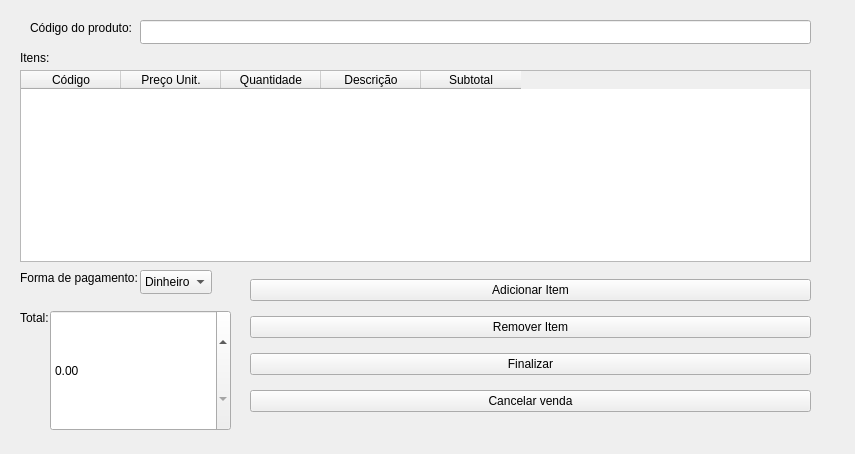
This is erp-projeto/vendawindow.ui in jaques-lo/erp-projeto as Qt 5 draws it before an edit. The edited form follows.
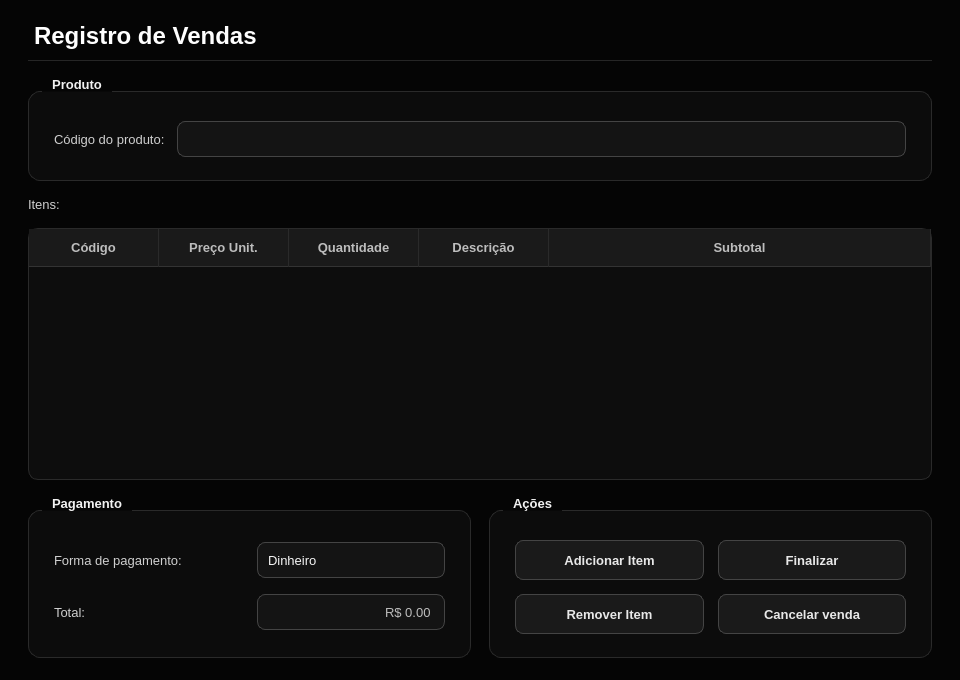
This is the edited form.

Commit message:
Atualiza fontes do projeto ERP (telas e login, Tela de Sobra) e adiciona logoBG
Arquivos de importância para alterar e rodar na máquina: código (cpp/h/pro), telas (ui), recursos (qrc) e imagem da logoBG.

What changed in the file:
```diff
--- a/erp-projeto/vendawindow.ui
+++ b/erp-projeto/vendawindow.ui
@@ -6,190 +6,994 @@
    <rect>
     <x>0</x>
     <y>0</y>
-    <width>855</width>
-    <height>454</height>
+    <width>960</width>
+    <height>680</height>
    </rect>
   </property>
+  <property name="minimumSize">
+   <size>
+    <width>768</width>
+    <height>544</height>
+   </size>
+  </property>
   <property name="windowTitle">
    <string>Form</string>
   </property>
-  <widget class="QLabel" name="label">
-   <property name="geometry">
-    <rect>
-     <x>30</x>
-     <y>20</y>
-     <width>111</width>
-     <height>16</height>
-    </rect>
+  <property name="palette">
+   <palette>
+    <active>
+     <colorrole role="WindowText">
+      <brush brushstyle="SolidPattern">
+       <color alpha="255">
+        <red>232</red>
+        <green>232</green>
+        <blue>232</blue>
+       </color>
+      </brush>
+     </colorrole>
+     <colorrole role="Button">
+      <brush brushstyle="SolidPattern">
+       <color alpha="255">
+        <red>26</red>
+        <green>26</green>
+        <blue>26</blue>
+       </color>
+      </brush>
+     </colorrole>
+     <colorrole role="Text">
+      <brush brushstyle="SolidPattern">
+       <color alpha="255">
+        <red>245</red>
+        <green>245</green>
+        <blue>245</blue>
+       </color>
+      </brush>
+     </colorrole>
+     <colorrole role="ButtonText">
+      <brush brushstyle="SolidPattern">
+       <color alpha="255">
+        <red>232</red>
+        <green>232</green>
+        <blue>232</blue>
+       </color>
+      </brush>
+     </colorrole>
+     <colorrole role="Base">
+      <brush brushstyle="SolidPattern">
+       <color alpha="255">
+        <red>20</red>
+        <green>20</green>
+        <blue>20</blue>
+       </color>
+      </brush>
+     </colorrole>
+     <colorrole role="AlternateBase">
+      <brush brushstyle="SolidPattern">
+       <color alpha="255">
+        <red>19</red>
+        <green>19</green>
+        <blue>19</blue>
+       </color>
+      </brush>
+     </colorrole>
+     <colorrole role="Window">
+      <brush brushstyle="SolidPattern">
+       <color alpha="255">
+        <red>5</red>
+        <green>5</green>
+        <blue>5</blue>
+       </color>
+      </brush>
+     </colorrole>
+     <colorrole role="Highlight">
+      <brush brushstyle="SolidPattern">
+       <color alpha="255">
+        <red>119</red>
+        <green>119</green>
+        <blue>119</blue>
+       </color>
+      </brush>
+     </colorrole>
+     <colorrole role="HighlightedText">
+      <brush brushstyle="SolidPattern">
+       <color alpha="255">
+        <red>255</red>
+        <green>255</green>
+        <blue>255</blue>
+       </color>
+      </brush>
+     </colorrole>
+     <colorrole role="PlaceholderText">
+      <brush brushstyle="SolidPattern">
+       <color alpha="255">
+        <red>119</red>
+        <green>119</green>
+        <blue>119</blue>
+       </color>
+      </brush>
+     </colorrole>
+    </active>
+    <inactive>
+     <colorrole role="WindowText">
+      <brush brushstyle="SolidPattern">
+       <color alpha="255">
+        <red>232</red>
+        <green>232</green>
+        <blue>232</blue>
+       </color>
+      </brush>
+     </colorrole>
+     <colorrole role="Button">
+      <brush brushstyle="SolidPattern">
+       <color alpha="255">
+        <red>26</red>
+        <green>26</green>
+        <blue>26</blue>
+       </color>
+      </brush>
+     </colorrole>
+     <colorrole role="Text">
+      <brush brushstyle="SolidPattern">
+       <color alpha="255">
+        <red>245</red>
+        <green>245</green>
+        <blue>245</blue>
+       </color>
+      </brush>
+     </colorrole>
+     <colorrole role="ButtonText">
+      <brush brushstyle="SolidPattern">
+       <color alpha="255">
+        <red>232</red>
+        <green>232</green>
+        <blue>232</blue>
+       </color>
+      </brush>
+     </colorrole>
+     <colorrole role="Base">
+      <brush brushstyle="SolidPattern">
+       <color alpha="255">
+        <red>20</red>
+        <green>20</green>
+        <blue>20</blue>
+       </color>
+      </brush>
+     </colorrole>
+     <colorrole role="AlternateBase">
+      <brush brushstyle="SolidPattern">
+       <color alpha="255">
+        <red>19</red>
+        <green>19</green>
+        <blue>19</blue>
+       </color>
+      </brush>
+     </colorrole>
+     <colorrole role="Window">
+      <brush brushstyle="SolidPattern">
+       <color alpha="255">
+        <red>5</red>
+        <green>5</green>
+        <blue>5</blue>
+       </color>
+      </brush>
+     </colorrole>
+     <colorrole role="Highlight">
+      <brush brushstyle="SolidPattern">
+       <color alpha="255">
+        <red>119</red>
+        <green>119</green>
+        <blue>119</blue>
+       </color>
+      </brush>
+     </colorrole>
+     <colorrole role="HighlightedText">
+      <brush brushstyle="SolidPattern">
+       <color alpha="255">
+        <red>255</red>
+        <green>255</green>
+        <blue>255</blue>
+       </color>
+      </brush>
+     </colorrole>
+     <colorrole role="PlaceholderText">
+      <brush brushstyle="SolidPattern">
+       <color alpha="255">
+        <red>119</red>
+        <green>119</green>
+        <blue>119</blue>
+       </color>
+      </brush>
+     </colorrole>
+    </inactive>
+    <disabled>
+     <colorrole role="WindowText">
+      <brush brushstyle="SolidPattern">
+       <color alpha="255">
+        <red>102</red>
+        <green>102</green>
+        <blue>102</blue>
+       </color>
+      </brush>
+     </colorrole>
+     <colorrole role="Button">
+      <brush brushstyle="SolidPattern">
+       <color alpha="255">
+        <red>26</red>
+        <green>26</green>
+        <blue>26</blue>
+       </color>
+      </brush>
+     </colorrole>
+     <colorrole role="Text">
+      <brush brushstyle="SolidPattern">
+       <color alpha="255">
+        <red>102</red>
+        <green>102</green>
+        <blue>102</blue>
+       </color>
+      </brush>
+     </colorrole>
+     <colorrole role="ButtonText">
+      <brush brushstyle="SolidPattern">
+       <color alpha="255">
+        <red>102</red>
+        <green>102</green>
+        <blue>102</blue>
+       </color>
+      </brush>
+     </colorrole>
+     <colorrole role="Base">
+      <brush brushstyle="SolidPattern">
+       <color alpha="255">
+        <red>20</red>
+        <green>20</green>
+        <blue>20</blue>
+       </color>
+      </brush>
+     </colorrole>
+     <colorrole role="AlternateBase">
+      <brush brushstyle="SolidPattern">
+       <color alpha="255">
+        <red>19</red>
+        <green>19</green>
+        <blue>19</blue>
+       </color>
+      </brush>
+     </colorrole>
+     <colorrole role="Window">
+      <brush brushstyle="SolidPattern">
+       <color alpha="255">
+        <red>5</red>
+        <green>5</green>
+        <blue>5</blue>
+       </color>
+      </brush>
+     </colorrole>
+     <colorrole role="Highlight">
+      <brush brushstyle="SolidPattern">
+       <color alpha="255">
+        <red>119</red>
+        <green>119</green>
+        <blue>119</blue>
+       </color>
+      </brush>
+     </colorrole>
+     <colorrole role="HighlightedText">
+      <brush brushstyle="SolidPattern">
+       <color alpha="255">
+        <red>255</red>
+        <green>255</green>
+        <blue>255</blue>
+       </color>
+      </brush>
+     </colorrole>
+     <colorrole role="PlaceholderText">
+      <brush brushstyle="SolidPattern">
+       <color alpha="255">
+        <red>119</red>
+        <green>119</green>
+        <blue>119</blue>
+       </color>
+      </brush>
+     </colorrole>
+    </disabled>
+   </palette>
+  </property>
+  <property name="styleSheet">
+   <string notr="true">#VendaWindow {
+    background-color: #050505;
+}
+
+QWidget {
+    font-family: "Segoe UI", "DejaVu Sans", "Noto Sans", sans-serif;
+    font-size: 10pt;
+}
+
+/* ---------- Textos ---------- */
+QLabel {
+    color: #cfcfcf;
+    background: transparent;
+    font-weight: normal;
+}
+
+QLabel#lblTitulo {
+    color: #ffffff;
+    font-size: 18pt;
+    font-weight: bold;
+    padding-bottom: 10px;
+    border-bottom: 1px solid #262626;
+}
+
+QLabel[role="section"] {
+    color: #ffffff;
+    font-size: 11pt;
+    font-weight: bold;
+}
+
+QLabel[role="hint"] {
+    color: #777777;
+    font-size: 9pt;
+}
+
+QLabel[role="value"] {
+    color: #ffffff;
+    font-weight: bold;
+}
+
+QToolTip {
+    background-color: #1a1a1a;
+    color: #f5f5f5;
+    border: 1px solid #444444;
+    padding: 4px 8px;
+}
+
+/* ---------- Cartões / grupos ---------- */
+QGroupBox {
+    background-color: #0c0c0c;
+    border: 1px solid #2a2a2a;
+    border-radius: 12px;
+    margin-top: 14px;
+    padding: 20px 16px 14px 16px;
+    color: #f2f2f2;
+    font-weight: bold;
+}
+
+QGroupBox::title {
+    subcontrol-origin: margin;
+    subcontrol-position: top left;
+    left: 14px;
+    padding: 0 8px;
+    color: #f2f2f2;
+}
+
+QFrame[variant="card"] {
+    background-color: #0c0c0c;
+    border: 1px solid #2a2a2a;
+    border-radius: 12px;
+}
+
+QFrame#lineSep {
+    background-color: #2a2a2a;
+    border: none;
+}
+
+/* ---------- Campos de entrada ---------- */
+QLineEdit,
+QComboBox,
+QAbstractSpinBox,
+QDateEdit,
+QDateTimeEdit {
+    background-color: #141414;
+    color: #f5f5f5;
+    border: 1px solid #444444;
+    border-radius: 8px;
+    padding: 6px 10px;
+    min-height: 22px;
+    selection-background-color: #777777;
+    selection-color: #ffffff;
+    font-weight: normal;
+}
+
+QLineEdit:hover,
+QComboBox:hover,
+QAbstractSpinBox:hover,
+QDateEdit:hover,
+QDateTimeEdit:hover {
+    border: 1px solid #666666;
+}
+
+QLineEdit:focus,
+QComboBox:focus,
+QAbstractSpinBox:focus,
+QDateEdit:focus,
+QDateTimeEdit:focus {
+    border: 1px solid #d8d8d8;
+    background-color: #181818;
+}
+
+QLineEdit:read-only,
+QAbstractSpinBox:read-only {
+    color: #bdbdbd;
+}
+
+QLineEdit:disabled,
+QComboBox:disabled,
+QAbstractSpinBox:disabled,
+QDateEdit:disabled,
+QDateTimeEdit:disabled {
+    background-color: #0e0e0e;
+    color: #666666;
+    border: 1px solid #2a2a2a;
+}
+
+/* Campo de total (somente leitura, em destaque) */
+QDoubleSpinBox[variant="total"] {
+    font-size: 20pt;
+    font-weight: bold;
+    color: #ffffff;
+    background-color: #0a0a0a;
+    border: 1px solid #333333;
+    padding: 8px 14px;
+    min-height: 36px;
+}
+
+/* ---------- ComboBox / Data ---------- */
+QComboBox {
+    padding-right: 30px;
+}
+
+QComboBox::drop-down,
+QDateEdit::drop-down,
+QDateTimeEdit::drop-down {
+    subcontrol-origin: padding;
+    subcontrol-position: center right;
+    width: 28px;
+    border: none;
+    background: transparent;
+}
+
+QComboBox::down-arrow,
+QDateEdit::down-arrow,
+QDateTimeEdit::down-arrow {
+    image: none;
+    width: 0px;
+    height: 0px;
+    border-left: 5px solid transparent;
+    border-right: 5px solid transparent;
+    border-top: 6px solid #bdbdbd;
+    margin-right: 8px;
+}
+
+QComboBox QAbstractItemView {
+    background-color: #141414;
+    color: #f5f5f5;
+    border: 1px solid #444444;
+    selection-background-color: #2e2e2e;
+    selection-color: #ffffff;
+    outline: 0;
+}
+
+/* ---------- SpinBox com botões ---------- */
+QSpinBox {
+    padding-right: 26px;
+}
+
+QSpinBox::up-button {
+    subcontrol-origin: border;
+    subcontrol-position: top right;
+    width: 22px;
+    border: none;
+    background: transparent;
+}
+
+QSpinBox::down-button {
+    subcontrol-origin: border;
+    subcontrol-position: bottom right;
+    width: 22px;
+    border: none;
+    background: transparent;
+}
+
+QSpinBox::up-arrow {
+    image: none;
+    width: 0px;
+    height: 0px;
+    border-left: 4px solid transparent;
+    border-right: 4px solid transparent;
+    border-bottom: 5px solid #bdbdbd;
+}
+
+QSpinBox::down-arrow {
+    image: none;
+    width: 0px;
+    height: 0px;
+    border-left: 4px solid transparent;
+    border-right: 4px solid transparent;
+    border-top: 5px solid #bdbdbd;
+}
+
+/* ---------- Calendário (popup do QDateEdit) ---------- */
+QCalendarWidget QWidget {
+    background-color: #141414;
+    color: #f5f5f5;
+}
+
+QCalendarWidget QToolButton {
+    background-color: transparent;
+    color: #f5f5f5;
+    border: none;
+    padding: 4px 8px;
+}
+
+QCalendarWidget QAbstractItemView:enabled {
+    background-color: #0d0d0d;
+    color: #f5f5f5;
+    selection-background-color: #f2f2f2;
+    selection-color: #080808;
+}
+
+QCalendarWidget QAbstractItemView:disabled {
+    color: #555555;
+}
+
+/* ---------- CheckBox ---------- */
+QCheckBox {
+    color: #e8e8e8;
+    background: transparent;
+    spacing: 10px;
+    font-weight: normal;
+}
+
+QCheckBox::indicator {
+    width: 18px;
+    height: 18px;
+    border: 1px solid #555555;
+    border-radius: 5px;
+    background-color: #141414;
+}
+
+QCheckBox::indicator:hover {
+    border: 1px solid #999999;
+}
+
+QCheckBox::indicator:checked {
+    background-color: #f2f2f2;
+    border: 1px solid #f2f2f2;
+}
+
+/* ---------- Botões ---------- */
+QPushButton {
+    background-color: #1a1a1a;
+    color: #e8e8e8;
+    border: 1px solid #444444;
+    border-radius: 8px;
+    padding: 8px 22px;
+    min-height: 22px;
+    min-width: 92px;
+    font-weight: bold;
+}
+
+QPushButton:hover {
+    background-color: #262626;
+    border: 1px solid #666666;
+    color: #ffffff;
+}
+
+QPushButton:pressed {
+    background-color: #333333;
+}
+
+QPushButton:disabled {
+    background-color: #111111;
+    color: #555555;
+    border: 1px solid #2a2a2a;
+}
+
+QPushButton[variant="primary"] {
+    background-color: #f2f2f2;
+    color: #080808;
+    border: 1px solid #f2f2f2;
+}
+
+QPushButton[variant="primary"]:hover {
+    background-color: #d2d2d2;
+    border: 1px solid #d2d2d2;
+    color: #080808;
+}
+
+QPushButton[variant="primary"]:pressed {
+    background-color: #aaaaaa;
+    border: 1px solid #aaaaaa;
+}
+
+QPushButton[variant="danger"] {
+    background-color: transparent;
+    color: #ff9494;
+    border: 1px solid #6b2f2f;
+}
+
+QPushButton[variant="danger"]:hover {
+    background-color: #2a1212;
+    color: #ffb4b4;
+    border: 1px solid #a04444;
+}
+
+QPushButton[variant="danger"]:pressed {
+    background-color: #3a1818;
+}
+
+QPushButton[variant="ghost"] {
+    background-color: transparent;
+    color: #bdbdbd;
+    border: 1px solid #333333;
+}
+
+QPushButton[variant="ghost"]:hover {
+    background-color: #1a1a1a;
+    color: #ffffff;
+    border: 1px solid #666666;
+}
+
+/* ---------- Tabelas ---------- */
+QTableWidget,
+QTableView {
+    background-color: #0d0d0d;
+    alternate-background-color: #131313;
+    color: #e8e8e8;
+    gridline-color: #232323;
+    border: 1px solid #2a2a2a;
+    border-radius: 10px;
+    selection-background-color: #2f2f2f;
+    selection-color: #ffffff;
+    outline: 0;
+}
+
+QTableWidget::item,
+QTableView::item {
+    padding: 4px 8px;
+    border: none;
+}
+
+QHeaderView {
+    background-color: transparent;
+}
+
+QHeaderView::section {
+    background-color: #1a1a1a;
+    color: #bdbdbd;
+    padding: 9px 10px;
+    border: none;
+    border-right: 1px solid #2a2a2a;
+    border-bottom: 1px solid #333333;
+    font-weight: bold;
+}
+
+QTableCornerButton::section {
+    background-color: #1a1a1a;
+    border: none;
+}
+
+/* ---------- Barras de rolagem ---------- */
+QScrollBar:vertical {
+    background: transparent;
+    width: 10px;
+    margin: 2px;
+}
+
+QScrollBar::handle:vertical {
+    background: #3a3a3a;
+    border-radius: 3px;
+    min-height: 28px;
+}
+
+QScrollBar::handle:vertical:hover {
+    background: #5a5a5a;
+}
+
+QScrollBar:horizontal {
+    background: transparent;
+    height: 10px;
+    margin: 2px;
+}
+
+QScrollBar::handle:horizontal {
+    background: #3a3a3a;
+    border-radius: 3px;
+    min-width: 28px;
+}
+
+QScrollBar::handle:horizontal:hover {
+    background: #5a5a5a;
+}
+
+QScrollBar::add-line,
+QScrollBar::sub-line {
+    width: 0px;
+    height: 0px;
+}
+
+QScrollBar::add-page,
+QScrollBar::sub-page {
+    background: transparent;
+}
+
+/* ---------- Caixas de diálogo abertas a partir da tela ---------- */
+QMessageBox,
+QDialog {
+    background-color: #0d0d0d;
+}
+
+QMessageBox QLabel {
+    color: #f0f0f0;
+}</string>
+  </property>
+  <layout class="QVBoxLayout" name="rootLayout">
+   <property name="spacing">
+    <number>16</number>
    </property>
-   <property name="text">
-    <string>Código do produto:</string>
+   <property name="leftMargin">
+    <number>28</number>
    </property>
-  </widget>
-  <widget class="QLineEdit" name="lineEdit">
-   <property name="geometry">
-    <rect>
-     <x>140</x>
-     <y>20</y>
-     <width>671</width>
-     <height>24</height>
-    </rect>
+   <property name="topMargin">
+    <number>22</number>
    </property>
-  </widget>
-  <widget class="QTableWidget" name="tableWidget">
-   <property name="geometry">
-    <rect>
-     <x>20</x>
-     <y>70</y>
-     <width>791</width>
-     <height>192</height>
-    </rect>
+   <property name="rightMargin">
+    <number>28</number>
    </property>
-   <column>
-    <property name="text">
-     <string>Código</string>
-    </property>
-   </column>
-   <column>
-    <property name="text">
-     <string>Preço Unit.</string>
-    </property>
-   </column>
-   <column>
-    <property name="text">
-     <string>Quantidade</string>
-    </property>
-   </column>
-   <column>
-    <property name="text">
-     <string>Descrição</string>
-    </property>
-   </column>
-   <column>
-    <property name="text">
-     <string>Subtotal</string>
-    </property>
-   </column>
-  </widget>
-  <widget class="QLabel" name="label_2">
-   <property name="geometry">
-    <rect>
-     <x>20</x>
-     <y>50</y>
-     <width>49</width>
-     <height>16</height>
-    </rect>
+   <property name="bottomMargin">
+    <number>22</number>
    </property>
-   <property name="text">
-    <string>Itens:</string>
-   </property>
-  </widget>
-  <widget class="QComboBox" name="comboBox">
-   <property name="geometry">
-    <rect>
-     <x>140</x>
-     <y>270</y>
-     <width>72</width>
-     <height>24</height>
-    </rect>
-   </property>
    <item>
-    <property name="text">
-     <string>Dinheiro</string>
-    </property>
+    <widget class="QLabel" name="lblTitulo">
+     <property name="text">
+      <string>Registro de Vendas</string>
+     </property>
+    </widget>
    </item>
    <item>
-    <property name="text">
-     <string>Crédito</string>
-    </property>
+    <widget class="QGroupBox" name="grpProduto">
+     <property name="title">
+      <string>Produto</string>
+     </property>
+     <layout class="QHBoxLayout" name="lay_1">
+      <property name="spacing">
+       <number>12</number>
+      </property>
+      <item>
+       <widget class="QLabel" name="label">
+        <property name="text">
+         <string>Código do produto:</string>
+        </property>
+       </widget>
+      </item>
+      <item>
+       <widget class="QLineEdit" name="lineEdit" />
+      </item>
+     </layout>
+    </widget>
    </item>
    <item>
-    <property name="text">
-     <string>Débito</string>
-    </property>
+    <widget class="QLabel" name="label_2">
+     <property name="text">
+      <string>Itens:</string>
+     </property>
+     <property name="role" stdset="0">
+      <string>section</string>
+     </property>
+    </widget>
    </item>
    <item>
-    <property name="text">
-     <string>Pix</string>
-    </property>
-   </item>
-  </widget>
-  <widget class="QLabel" name="label_3">
-   <property name="geometry">
-    <rect>
-     <x>20</x>
-     <y>270</y>
-     <width>121</width>
-     <height>16</height>
-    </rect>
-   </property>
-   <property name="text">
-    <string>Forma de pagamento:</string>
-   </property>
-  </widget>
-  <widget class="QLabel" name="label_4">
-   <property name="geometry">
-    <rect>
-     <x>20</x>
-     <y>310</y>
-     <width>49</width>
-     <height>16</height>
-    </rect>
-   </property>
-   <property name="text">
-    <string>Total:</string>
-   </property>
-  </widget>
-  <widget class="QDoubleSpinBox" name="doubleSpinBox">
-   <property name="geometry">
-    <rect>
-     <x>50</x>
-     <y>310</y>
-     <width>181</width>
-     <height>121</height>
-    </rect>
-   </property>
-  </widget>
-  <widget class="QWidget" name="">
-   <property name="geometry">
-    <rect>
-     <x>250</x>
-     <y>270</y>
-     <width>561</width>
-     <height>151</height>
-    </rect>
-   </property>
-   <layout class="QVBoxLayout" name="verticalLayout">
-    <item>
-     <widget class="QPushButton" name="pushButton">
+    <widget class="QTableWidget" name="tableWidget">
+     <property name="alternatingRowColors">
+      <bool>true</bool>
+     </property>
+     <property name="selectionBehavior">
+      <enum>QAbstractItemView::SelectRows</enum>
+     </property>
+     <property name="showGrid">
+      <bool>false</bool>
+     </property>
+     <attribute name="horizontalHeaderDefaultSectionSize">
+      <number>130</number>
+     </attribute>
+     <attribute name="horizontalHeaderStretchLastSection">
+      <bool>true</bool>
+     </attribute>
+     <attribute name="verticalHeaderVisible">
+      <bool>false</bool>
+     </attribute>
+     <column>
       <property name="text">
-       <string>Adicionar Item</string>
+       <string>Código</string>
       </property>
-     </widget>
-    </item>
-    <item>
-     <widget class="QPushButton" name="pushButton_2">
+     </column>
+     <column>
       <property name="text">
-       <string>Remover Item</string>
+       <string>Preço Unit.</string>
       </property>
-     </widget>
-    </item>
-    <item>
-     <widget class="QPushButton" name="pushButton_3">
+     </column>
+     <column>
       <property name="text">
-       <string>Finalizar</string>
+       <string>Quantidade</string>
       </property>
-     </widget>
-    </item>
-    <item>
-     <widget class="QPushButton" name="pushButton_4">
+     </column>
+     <column>
       <property name="text">
-       <string>Cancelar venda</string>
+       <string>Descrição</string>
       </property>
-     </widget>
-    </item>
-   </layout>
-  </widget>
+     </column>
+     <column>
+      <property name="text">
+       <string>Subtotal</string>
+      </property>
+     </column>
+    </widget>
+   </item>
+   <item>
+    <layout class="QHBoxLayout" name="lay_4">
+     <property name="spacing">
+      <number>18</number>
+     </property>
+     <property name="leftMargin">
+      <number>0</number>
+     </property>
+     <property name="topMargin">
+      <number>0</number>
+     </property>
+     <property name="rightMargin">
+      <number>0</number>
+     </property>
+     <property name="bottomMargin">
+      <number>0</number>
+     </property>
+     <item>
+      <widget class="QGroupBox" name="grpPagamento">
+       <property name="title">
+        <string>Pagamento</string>
+       </property>
+       <layout class="QGridLayout" name="lay_2">
+        <property name="horizontalSpacing">
+         <number>14</number>
+        </property>
+        <property name="verticalSpacing">
+         <number>14</number>
+        </property>
+        <item row="0" column="0">
+         <widget class="QLabel" name="label_3">
+          <property name="text">
+           <string>Forma de pagamento:</string>
+          </property>
+         </widget>
+        </item>
+        <item row="0" column="1">
+         <widget class="QComboBox" name="comboBox">
+          <item>
+           <property name="text">
+            <string>Dinheiro</string>
+           </property>
+          </item>
+          <item>
+           <property name="text">
+            <string>Crédito</string>
+           </property>
+          </item>
+          <item>
+           <property name="text">
+            <string>Débito</string>
+           </property>
+          </item>
+          <item>
+           <property name="text">
+            <string>Pix</string>
+           </property>
+          </item>
+         </widget>
+        </item>
+        <item row="1" column="0">
+         <widget class="QLabel" name="label_4">
+          <property name="text">
+           <string>Total:</string>
+          </property>
+         </widget>
+        </item>
+        <item row="1" column="1">
+         <widget class="QDoubleSpinBox" name="doubleSpinBox">
+          <property name="readOnly">
+           <bool>true</bool>
+          </property>
+          <property name="buttonSymbols">
+           <enum>QAbstractSpinBox::NoButtons</enum>
+          </property>
+          <property name="alignment">
+           <set>Qt::AlignRight|Qt::AlignTrailing|Qt::AlignVCenter</set>
+          </property>
+          <property name="prefix">
+           <string>R$ </string>
+          </property>
+          <property name="decimals">
+           <number>2</number>
+          </property>
+          <property name="minimum">
+           <double>0.0</double>
+          </property>
+          <property name="maximum">
+           <double>999999999.99</double>
+          </property>
+          <property name="variant" stdset="0">
+           <string>total</string>
+          </property>
+          <property name="focusPolicy">
+           <enum>Qt::NoFocus</enum>
+          </property>
+         </widget>
+        </item>
+       </layout>
+      </widget>
+     </item>
+     <item>
+      <widget class="QGroupBox" name="grpAcoes">
+       <property name="title">
+        <string>Ações</string>
+       </property>
+       <layout class="QGridLayout" name="lay_3">
+        <property name="horizontalSpacing">
+         <number>14</number>
+        </property>
+        <property name="verticalSpacing">
+         <number>14</number>
+        </property>
+        <item row="0" column="0">
+         <widget class="QPushButton" name="pushButton">
+          <property name="text">
+           <string>Adicionar Item</string>
+          </property>
+          <property name="cursor">
+           <cursorShape>PointingHandCursor</cursorShape>
+          </property>
+         </widget>
+        </item>
+        <item row="0" column="1">
+         <widget class="QPushButton" name="pushButton_3">
+          <property name="text">
+           <string>Finalizar</string>
+          </property>
+          <property name="variant" stdset="0">
+           <string>primary</string>
+          </property>
+          <property name="cursor">
+           <cursorShape>PointingHandCursor</cursorShape>
+          </property>
+         </widget>
+        </item>
+        <item row="1" column="0">
+         <widget class="QPushButton" name="pushButton_2">
+          <property name="text">
+           <string>Remover Item</string>
+          </property>
+          <property name="cursor">
+           <cursorShape>PointingHandCursor</cursorShape>
+          </property>
+         </widget>
+        </item>
+        <item row="1" column="1">
+         <widget class="QPushButton" name="pushButton_4">
+          <property name="text">
+           <string>Cancelar venda</string>
+          </property>
+          <property name="variant" stdset="0">
+           <string>danger</string>
+          </property>
+          <property name="cursor">
+           <cursorShape>PointingHandCursor</cursorShape>
+          </property>
+         </widget>
+        </item>
+       </layout>
+      </widget>
+     </item>
+    </layout>
+   </item>
+  </layout>
  </widget>
  <resources/>
  <connections/>
```
Left out of the diff: 6 changed lines with no effect on the pictures. The commit also changes 23 other files.
